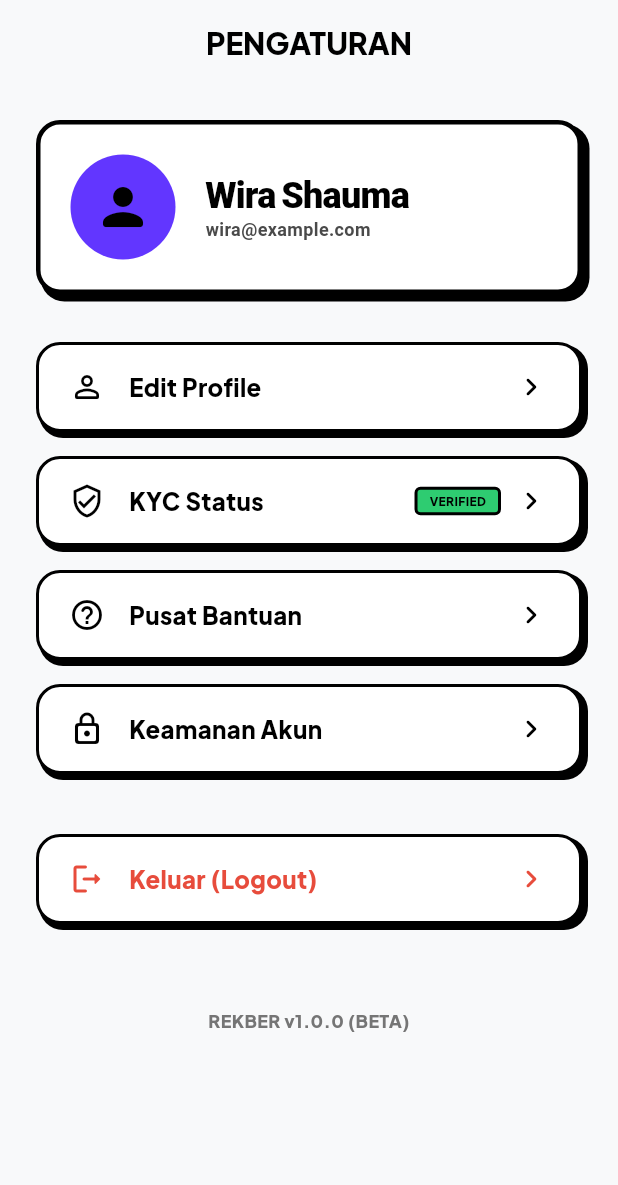
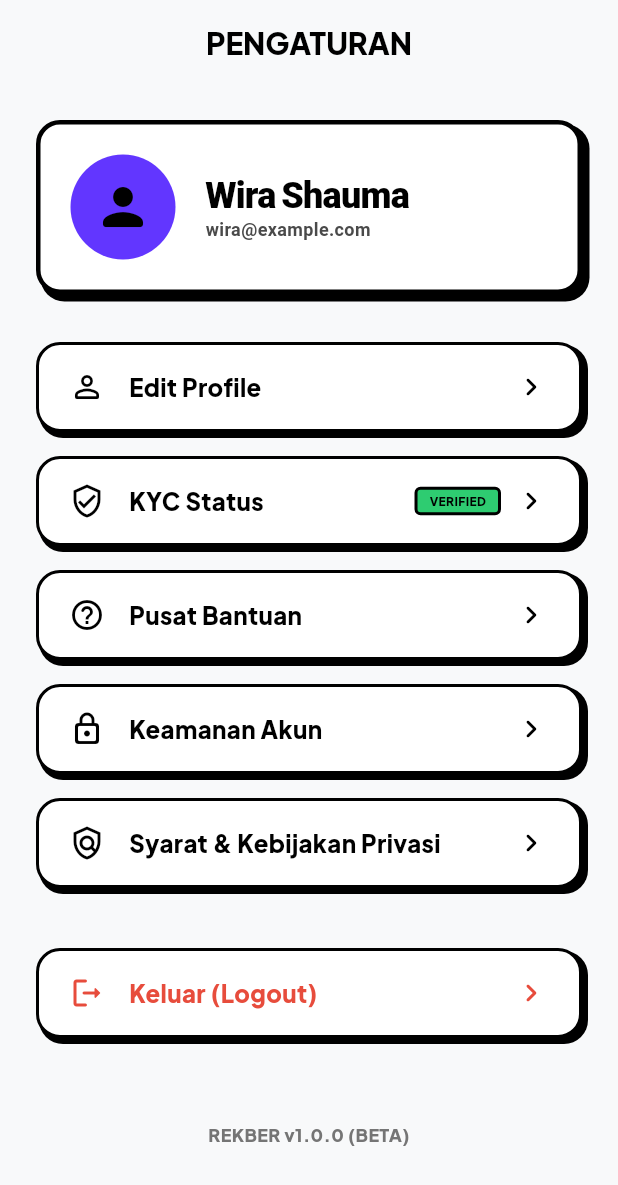
Before and after one commit to wirashauma/rekber, a Flutter app: the SettingsPage screen opened directly, on a phone screen of 412 x 824 dp. Shown: the top 1185 px of the screen. Run offline on Flutter 3.47's test engine with Material 3 defaults, Android fonts, the phone set to English and light mode, and no system bars; our stand-ins replace dartz, equatable, flutter_bloc, get_it, go_router, google_fonts and 3 more; accounts and stored records are empty.

Commit message:
feat: add transaction initiation screen and settings page navigation module

```diff
--- a/mobile/lib/features/settings/presentation/pages/settings_page.dart
+++ b/mobile/lib/features/settings/presentation/pages/settings_page.dart
@@ -66,6 +66,11 @@ class SettingsPage extends StatelessWidget {
               title: 'Keamanan Akun',
               icon: Icons.lock_outline_rounded,
               onTap: () => context.push('/security'),
+            ),
+            _settingsItem(
+              title: 'Syarat & Kebijakan Privasi',
+              icon: Icons.policy_outlined,
+              onTap: () => context.push('/legal'),
             ),
             const SizedBox(height: 24),
 
```
